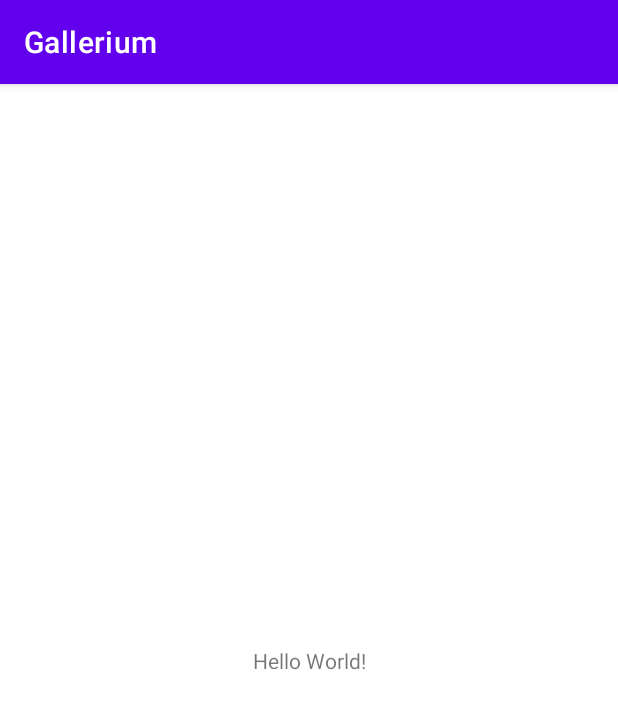
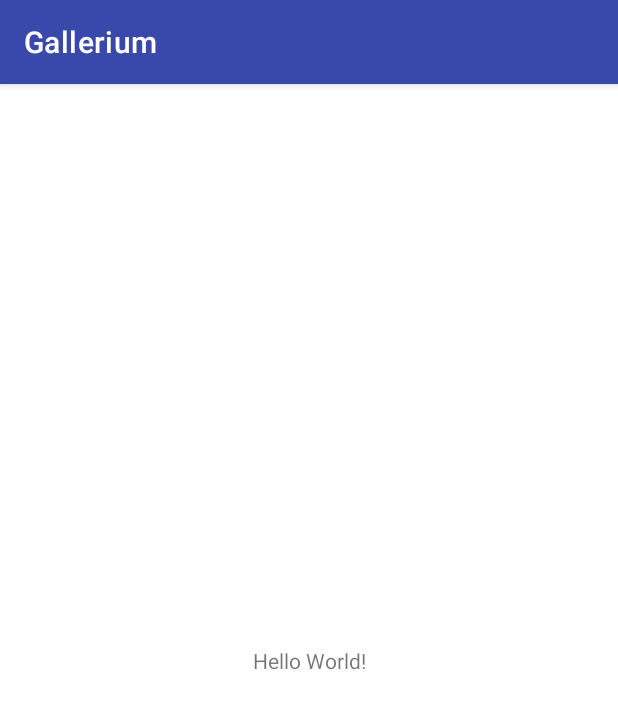
Before and after one commit to bebaoboy/group7_Gallerium, an Android app: the screen it shows after launch (MainActivity), on a phone screen of 412 x 824 dp. Shown: the top 709 px of the screen. Run offline under Robolectric (Android 15) with nearby library versions, the phone set to English and light mode, and no system bars.

Commit message:
change color

```diff
--- a/app/src/main/res/values-night/themes.xml
+++ b/app/src/main/res/values-night/themes.xml
@@ -2,13 +2,14 @@
     <!-- Base application theme. -->
     <style name="Theme.Group7_PhotoViewer" parent="Theme.MaterialComponents.DayNight.DarkActionBar">
         <!-- Primary brand color. -->
-        <item name="colorPrimary">@color/purple_200</item>
-        <item name="colorPrimaryVariant">@color/purple_700</item>
-        <item name="colorOnPrimary">@color/black</item>
+        <!-- Primary brand color. -->
+        <item name="colorPrimary">@color/primary_color_dark</item>
+        <item name="colorPrimaryVariant">@color/title_dark</item>
+        <item name="colorOnPrimary">@color/white</item>
         <!-- Secondary brand color. -->
-        <item name="colorSecondary">@color/teal_200</item>
-        <item name="colorSecondaryVariant">@color/teal_200</item>
-        <item name="colorOnSecondary">@color/black</item>
+        <item name="colorSecondary">@color/primary_color_dark_bg</item>
+        <item name="colorSecondaryVariant">@color/primary_color_light_20a</item>
+        <item name="colorOnSecondary">@color/white</item>
         <!-- Status bar color. -->
         <item name="android:statusBarColor">?attr/colorPrimaryVariant</item>
         <!-- Customize your theme here. -->
--- a/app/src/main/res/values/colors.xml
+++ b/app/src/main/res/values/colors.xml
@@ -1,10 +1,17 @@
 <?xml version="1.0" encoding="utf-8"?>
 <resources>
-    <color name="purple_200">#FFBB86FC</color>
-    <color name="purple_500">#FF6200EE</color>
-    <color name="purple_700">#FF3700B3</color>
-    <color name="teal_200">#FF03DAC5</color>
-    <color name="teal_700">#FF018786</color>
+<!--    <color name="purple_200">#FFBB86FC</color>-->
+<!--    <color name="purple_500">#FF6200EE</color>-->
+<!--    <color name="purple_700">#FF3700B3</color>-->
+<!--    <color name="teal_200">#FF03DAC5</color>-->
+<!--    <color name="teal_700">#FF018786</color>-->
     <color name="black">#FF000000</color>
     <color name="white">#FFFFFFFF</color>
+    <color name="title_light">#283593</color>
+    <color name="primary_color_light">#3949AB</color>
+    <color name="title_dark">#7685E1</color>
+    <color name="primary_color_dark">#909EF0</color>
+
+    <color name="primary_color_dark_bg">#1E1E1E</color>
+    <color name="primary_color_light_20a">#333949AB</color>
 </resources>
--- a/app/src/main/res/values/themes.xml
+++ b/app/src/main/res/values/themes.xml
@@ -2,12 +2,12 @@
     <!-- Base application theme. -->
     <style name="Theme.Group7_PhotoViewer" parent="Theme.MaterialComponents.DayNight.DarkActionBar">
         <!-- Primary brand color. -->
-        <item name="colorPrimary">@color/purple_500</item>
-        <item name="colorPrimaryVariant">@color/purple_700</item>
-        <item name="colorOnPrimary">@color/white</item>
+        <item name="colorPrimary">@color/primary_color_light</item>
+        <item name="colorPrimaryVariant">@color/title_light</item>
+        <item name="colorOnPrimary">@color/black</item>
         <!-- Secondary brand color. -->
-        <item name="colorSecondary">@color/teal_200</item>
-        <item name="colorSecondaryVariant">@color/teal_700</item>
+        <item name="colorSecondary">@color/primary_color_light_20a</item>
+        <item name="colorSecondaryVariant">@color/primary_color_light</item>
         <item name="colorOnSecondary">@color/black</item>
         <!-- Status bar color. -->
         <item name="android:statusBarColor">?attr/colorPrimaryVariant</item>
```
